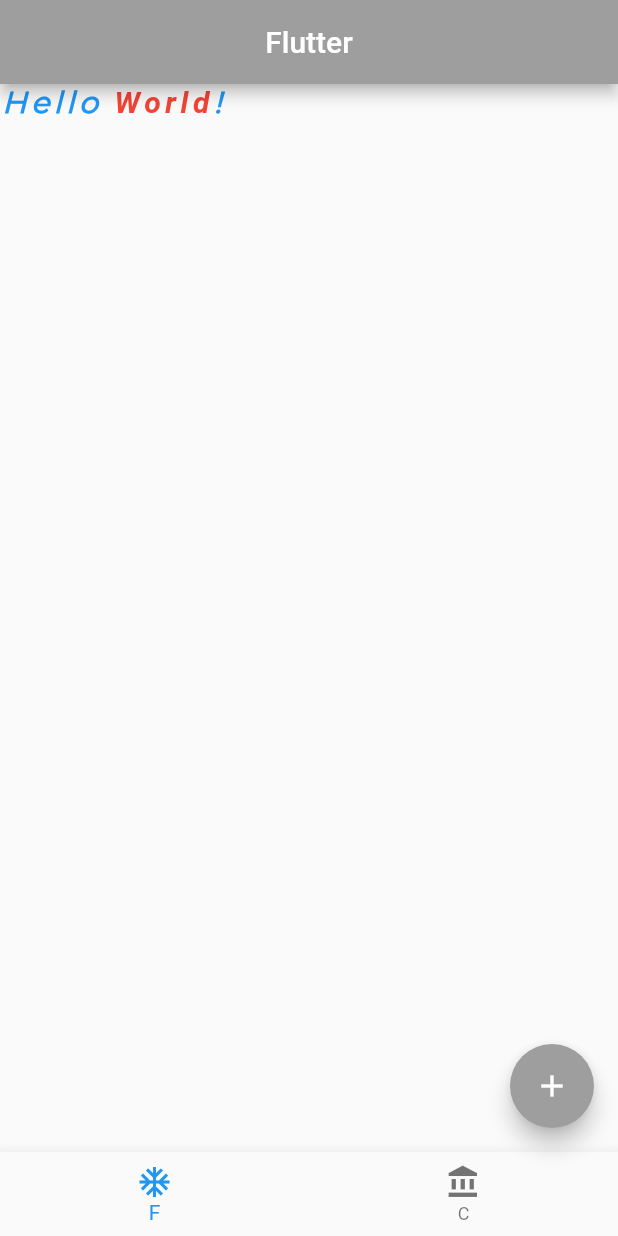
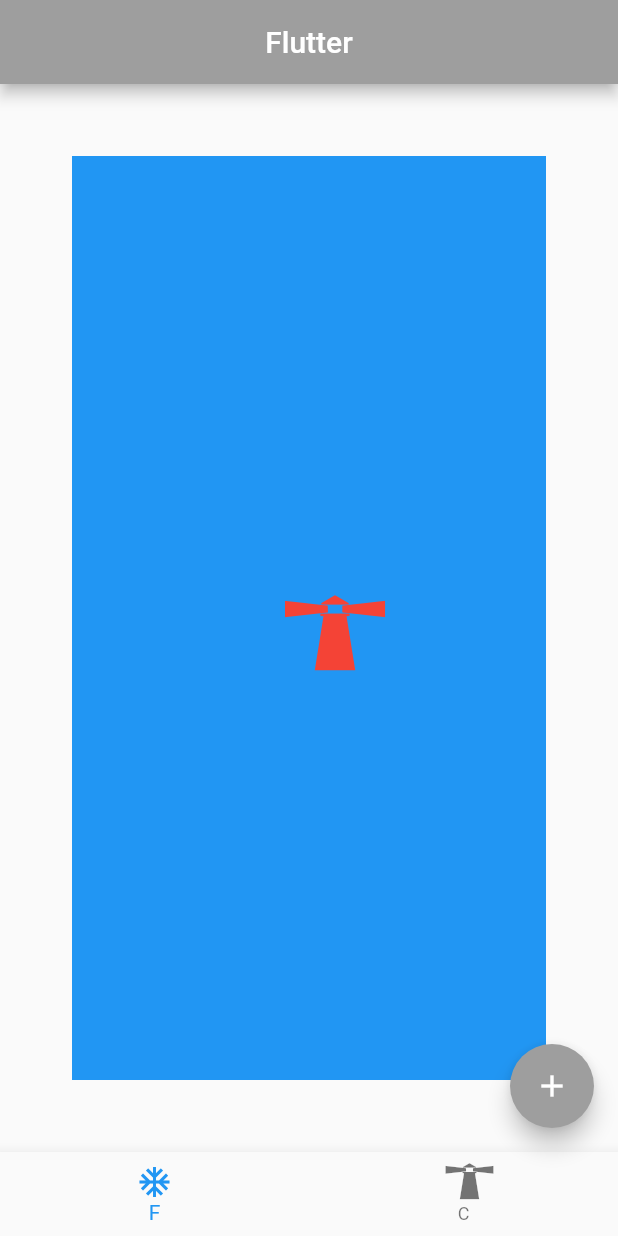
Before and after one commit to Konversys/flutter_tutorial, a Flutter app: the screen it shows after launch, on a phone screen of 412 x 824 dp. Run offline on Flutter 3.47's test engine with Material 2 defaults, Android fonts, the phone set to English and light mode, and no system bars.

Commit message:
Add Icons

```diff
--- /dev/null
+++ b/lib/custom_icons.dart
@@ -0,0 +1,25 @@
+/// Flutter icons CustomIcons
+/// Copyright (C) 2022 by original authors @ fluttericon.com, fontello.com
+/// This font was generated by FlutterIcon.com, which is derived from Fontello.
+///
+/// To use this font, place it in your fonts/ directory and include the
+/// following in your pubspec.yaml
+///
+/// flutter:
+///   fonts:
+///    - family:  CustomIcons
+///      fonts:
+///       - asset: fonts/CustomIcons.ttf
+///
+///
+///
+import 'package:flutter/widgets.dart';
+
+class CustomIcons {
+  CustomIcons._();
+
+  static const _kFontFam = 'CustomIcons';
+  static const String? _kFontPkg = null;
+
+  static const IconData lighthouse = IconData(0xe800, fontFamily: _kFontFam, fontPackage: _kFontPkg);
+}
--- a/lib/main.dart
+++ b/lib/main.dart
@@ -1,4 +1,6 @@
 import 'package:flutter/material.dart';
+import 'package:flutter/rendering.dart';
+import 'package:flutter_tutorial/custom_icons.dart';
 
 void main() => runApp(const FlutterTutorialApp());
 
@@ -15,23 +17,19 @@ class FlutterTutorialApp extends StatelessWidget {
           centerTitle: true,
           backgroundColor: Colors.grey,
         ),
-        body: RichText(
-          text: const TextSpan(
-            style: TextStyle(
-                fontFamily: "Montserrat",
-                fontSize: 20.0,
-                fontStyle: FontStyle.italic,
-                fontWeight: FontWeight.bold,
-                decoration: TextDecoration.none,
-                letterSpacing: 3.0,
-                color: Colors.blue),
-            children: [
-              TextSpan(text: "Hello "),
-              TextSpan(text: "World",
-              style: TextStyle(color: Colors.red)),
-              TextSpan(text: "!"),
-            ]
-          )
+        body: Container(
+          padding: EdgeInsets.all(28),
+          margin: EdgeInsets.all(48),
+          color: Colors.blue,
+          alignment: Alignment.center,
+          child: IconButton(
+            onPressed: () => print("Button pressed"),
+            icon: const Icon(
+              CustomIcons.lighthouse,
+              size: 50.0,
+              color: Colors.red,
+            ),
+          ),
         ),
         floatingActionButton: const FloatingActionButton(
           onPressed: null,
@@ -42,7 +40,7 @@ class FlutterTutorialApp extends StatelessWidget {
           items: const [
             BottomNavigationBarItem(icon: Icon(Icons.ac_unit), label: "F"),
             BottomNavigationBarItem(
-                icon: Icon(Icons.account_balance_sharp), label: "C")
+                icon: Icon(CustomIcons.lighthouse), label: "C", tooltip: "Tooltip")
           ],
         ),
       ),
```
Also changed, not shown: pubspec.yaml (+7 -57 lines), assets/fonts/CustomIcons.ttf (added), assets/fonts/Montserrat-Regular.ttf (renamed from fonts/Montserrat-Regular.ttf), assets/images/face1.jpg (added), assets/images/lemons.svg (added), assets/images/lighthouse.svg (added), pubspec.lock.
